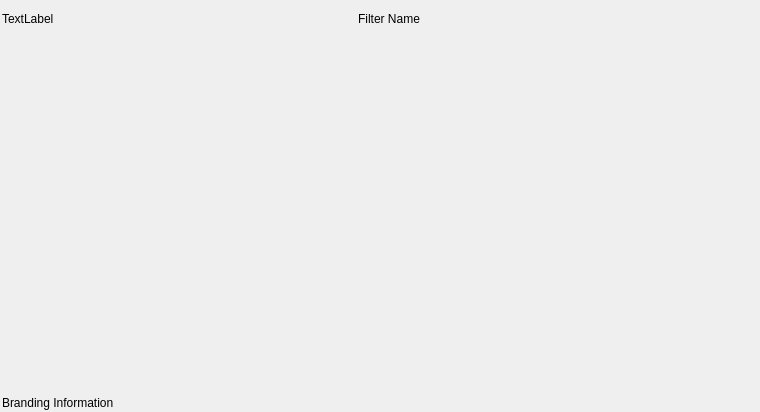
The window that Source/SVWidgetsLib/Widgets/UI_Files/FilterInputWidget.ui (BlueQuartzSoftware/SIMPL) describes before a commit, drawn with Qt 5.
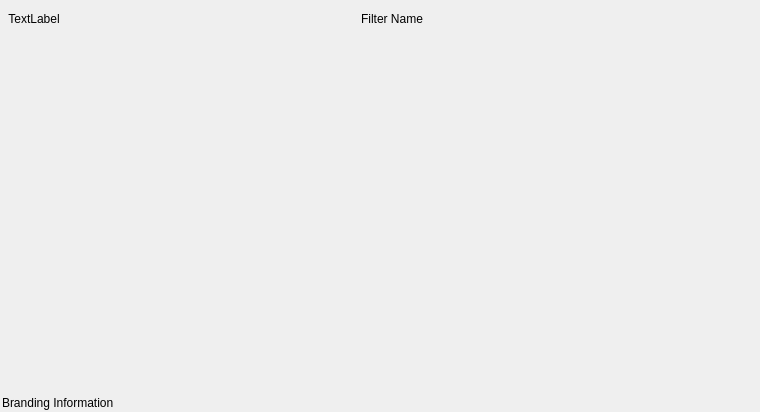
The same window after the commit. Icons and pictures are not drawn. Custom widgets are drawn as their Qt base class.

Commit message:
33: Add the pipeline index to the Filter Input Widget
fixes #33. closes #33

```diff
--- a/Source/SVWidgetsLib/Widgets/UI_Files/FilterInputWidget.ui
+++ b/Source/SVWidgetsLib/Widgets/UI_Files/FilterInputWidget.ui
@@ -143,11 +143,30 @@
          <property name="bottomMargin">
           <number>0</number>
          </property>
+         <item>
+          <spacer name="horizontalSpacer">
+           <property name="orientation">
+            <enum>Qt::Horizontal</enum>
+           </property>
+           <property name="sizeType">
+            <enum>QSizePolicy::Fixed</enum>
+           </property>
+           <property name="sizeHint" stdset="0">
+            <size>
+             <width>6</width>
+             <height>20</height>
+            </size>
+           </property>
+          </spacer>
+         </item>
          <item>
           <widget class="QLabel" name="filterIndex">
            <property name="text">
             <string>TextLabel</string>
            </property>
+           <property name="alignment">
+            <set>Qt::AlignCenter</set>
+           </property>
           </widget>
          </item>
          <item>
```
The commit also changes 9 other files.
